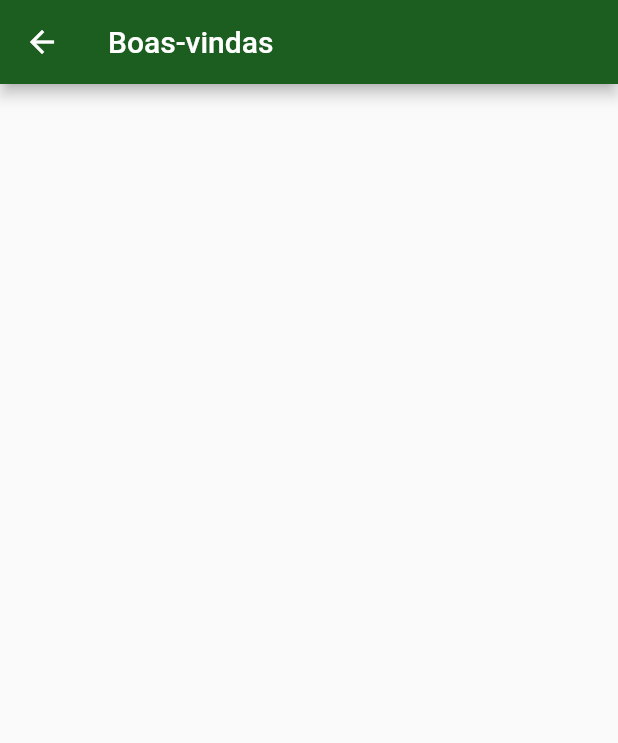
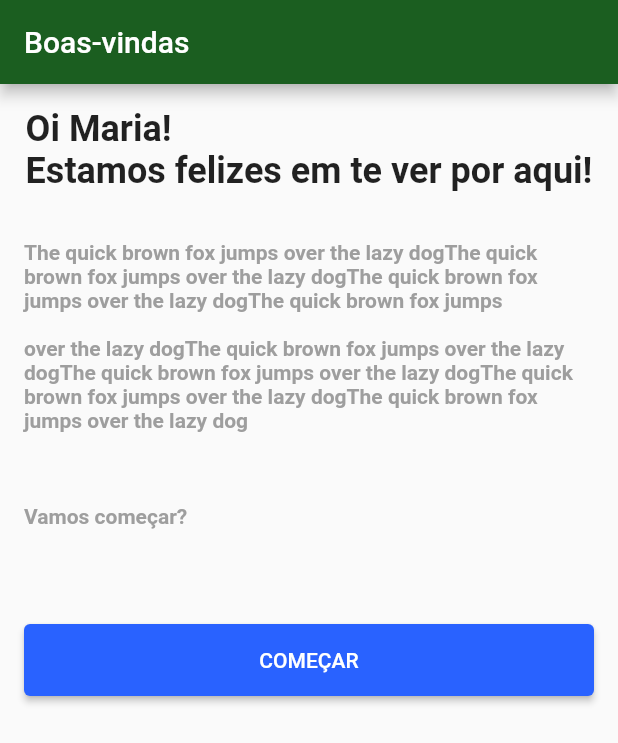
Before and after one commit to moville-hack-group-1/mobile, a Flutter app: the Welcome screen opened directly, on a phone screen of 412 x 824 dp. Shown: the top 743 px of the screen. Run offline on Flutter 3.47's test engine with Material 2 defaults, Android fonts, the phone set to English and light mode, and no system bars; our stand-ins replace fluttertoast, sqflite; missing offline and left inert: http_interceptor; accounts and stored records are empty.

Commit message:
Add welcome screen

```diff
--- a/lib/screens/login.dart
+++ b/lib/screens/login.dart
@@ -40,7 +40,7 @@ class Login extends StatelessWidget {
                   final String name = _nameController.text;
                   final String password = _passwordController.text;
                   if (name.isNotEmpty && password.isNotEmpty) {
-                    Navigator.of(context).push(
+                    Navigator.of(context).pushReplacement(
                         MaterialPageRoute(builder: (context) => Welcome()));
 //                    _dao.save(newContact).then((id) => Navigator.pop(context));
                   } else {
--- a/lib/screens/welcome.dart
+++ b/lib/screens/welcome.dart
@@ -7,6 +7,40 @@ class Welcome extends StatelessWidget {
       appBar: AppBar(
         title: Text('Boas-vindas'),
       ),
+      body: Padding(
+        padding: const EdgeInsets.all(16.0),
+        child: Column(children: <Widget>[
+          Text(
+            'Oi Maria!\nEstamos felizes em te ver por aqui!',
+            style: TextStyle(
+              fontSize: 24.0,
+              fontWeight: FontWeight.bold,
+            ),
+          ),
+          Padding(
+            padding: const EdgeInsets.only(top: 32.0),
+            child: Text(
+              'The quick brown fox jumps over the lazy dogThe quick brown fox jumps over the lazy dogThe quick brown fox jumps over the lazy dogThe quick brown fox jumps\n\n'
+              'over the lazy dogThe quick brown fox jumps over the lazy dogThe quick brown fox jumps over the lazy dogThe quick brown fox jumps over the lazy dogThe quick brown fox jumps over the lazy dog\n\n\n\n'
+              'Vamos começar?',
+              style: TextStyle(fontWeight: FontWeight.bold, color: Colors.grey),
+            ),
+          ),
+          Padding(
+            padding: const EdgeInsets.only(top: 64.0),
+            child: SizedBox(
+              height: 48.0,
+              width: double.maxFinite,
+              child: RaisedButton(
+                child: Text('COMEÇAR'),
+                onPressed: () {
+
+                },
+              ),
+            ),
+          )
+        ]),
+      ),
     );
   }
 }
```
